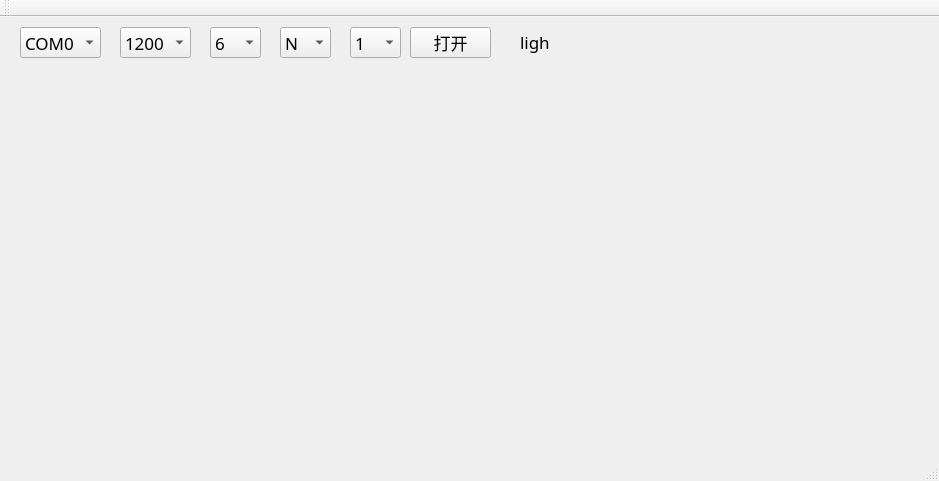
First picture: the form in mainwindow.ui, repository novice0910/debug, before the edit.
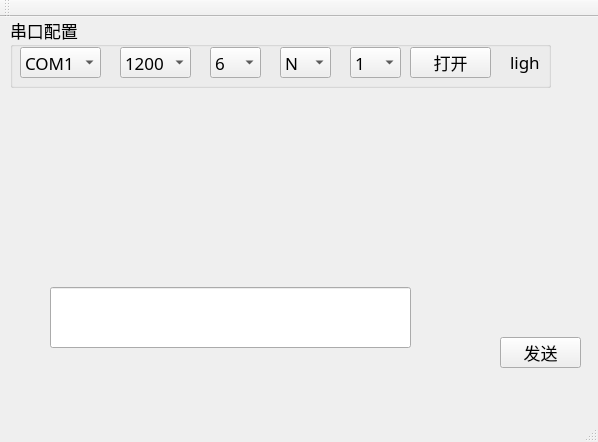
Second picture: the form after the edit.

```diff
--- a/mainwindow.ui
+++ b/mainwindow.ui
@@ -6,8 +6,8 @@
    <rect>
     <x>0</x>
     <y>0</y>
-    <width>939</width>
-    <height>481</height>
+    <width>598</width>
+    <height>442</height>
    </rect>
   </property>
   <property name="font">
@@ -20,11 +20,106 @@
    <string>MainWindow</string>
   </property>
   <widget class="QWidget" name="centralWidget">
+   <widget class="QGroupBox" name="groupBox">
+    <property name="geometry">
+     <rect>
+      <x>10</x>
+      <y>0</y>
+      <width>541</width>
+      <height>71</height>
+     </rect>
+    </property>
+    <property name="title">
+     <string>串口配置</string>
+    </property>
+    <widget class="QLabel" name="labLight">
+     <property name="geometry">
+      <rect>
+       <x>500</x>
+       <y>30</y>
+       <width>30</width>
+       <height>30</height>
+      </rect>
+     </property>
+     <property name="text">
+      <string>light</string>
+     </property>
+    </widget>
+    <widget class="QComboBox" name="cBoxStop">
+     <property name="geometry">
+      <rect>
+       <x>340</x>
+       <y>30</y>
+       <width>51</width>
+       <height>31</height>
+      </rect>
+     </property>
+     <property name="font">
+      <font>
+       <family>黑体</family>
+       <pointsize>13</pointsize>
+      </font>
+     </property>
+     <item>
+      <property name="text">
+       <string>1</string>
+      </property>
+     </item>
+     <item>
+      <property name="text">
+       <string>2</string>
+      </property>
+     </item>
+    </widget>
+    <widget class="QComboBox" name="cBoxDataBits">
+     <property name="geometry">
+      <rect>
+       <x>200</x>
+       <y>30</y>
+       <width>51</width>
+       <height>31</height>
+      </rect>
+     </property>
+     <property name="font">
+      <font>
+       <family>黑体</family>
+       <pointsize>13</pointsize>
+      </font>
+     </property>
+     <item>
+      <property name="text">
+       <string>6</string>
+      </property>
+     </item>
+     <item>
+      <property name="text">
+       <string>7</string>
+      </property>
+     </item>
+     <item>
+      <property name="text">
+       <string>8</string>
+      </property>
+     </item>
+    </widget>
+    <widget class="QPushButton" name="btnOnOff">
+     <property name="geometry">
+      <rect>
+       <x>400</x>
+       <y>30</y>
+       <width>81</width>
+       <height>31</height>
+      </rect>
+     </property>
+     <property name="text">
+      <string>打开</string>
+     </property>
+    </widget>
    <widget class="QComboBox" name="cBoxPort">
     <property name="geometry">
      <rect>
-      <x>20</x>
-      <y>10</y>
+       <x>10</x>
+       <y>30</y>
       <width>81</width>
       <height>31</height>
      </rect>
@@ -35,11 +130,6 @@
       <pointsize>13</pointsize>
      </font>
     </property>
-    <item>
-     <property name="text">
-      <string>COM0</string>
-     </property>
-    </item>
     <item>
      <property name="text">
       <string>COM1</string>
@@ -76,11 +166,42 @@
      </property>
     </item>
    </widget>
+    <widget class="QComboBox" name="cBoxParity">
+     <property name="geometry">
+      <rect>
+       <x>270</x>
+       <y>30</y>
+       <width>51</width>
+       <height>31</height>
+      </rect>
+     </property>
+     <property name="font">
+      <font>
+       <family>黑体</family>
+       <pointsize>13</pointsize>
+      </font>
+     </property>
+     <item>
+      <property name="text">
+       <string>N</string>
+      </property>
+     </item>
+     <item>
+      <property name="text">
+       <string>E</string>
+      </property>
+     </item>
+     <item>
+      <property name="text">
+       <string>O</string>
+      </property>
+     </item>
+    </widget>
    <widget class="QComboBox" name="cBoxBaud">
     <property name="geometry">
      <rect>
-      <x>120</x>
-      <y>10</y>
+       <x>110</x>
+       <y>30</y>
       <width>71</width>
       <height>31</height>
      </rect>
@@ -132,119 +253,29 @@
      </property>
     </item>
    </widget>
-   <widget class="QComboBox" name="cBoxDataBits">
-    <property name="geometry">
-     <rect>
-      <x>210</x>
-      <y>10</y>
-      <width>51</width>
-      <height>31</height>
-     </rect>
-    </property>
-    <property name="font">
-     <font>
-      <family>黑体</family>
-      <pointsize>13</pointsize>
-     </font>
-    </property>
-    <item>
-     <property name="text">
-      <string>6</string>
-     </property>
-    </item>
-    <item>
-     <property name="text">
-      <string>7</string>
-     </property>
-    </item>
-    <item>
-     <property name="text">
-      <string>8</string>
-     </property>
-    </item>
    </widget>
-   <widget class="QComboBox" name="cBoxParity">
+   <widget class="QPushButton" name="btnSend">
     <property name="geometry">
      <rect>
-      <x>280</x>
-      <y>10</y>
-      <width>51</width>
-      <height>31</height>
-     </rect>
-    </property>
-    <property name="font">
-     <font>
-      <family>黑体</family>
-      <pointsize>13</pointsize>
-     </font>
-    </property>
-    <item>
-     <property name="text">
-      <string>N</string>
-     </property>
-    </item>
-    <item>
-     <property name="text">
-      <string>E</string>
-     </property>
-    </item>
-    <item>
-     <property name="text">
-      <string>O</string>
-     </property>
-    </item>
-   </widget>
-   <widget class="QComboBox" name="cBoxStop">
-    <property name="geometry">
-     <rect>
-      <x>350</x>
-      <y>10</y>
-      <width>51</width>
-      <height>31</height>
-     </rect>
-    </property>
-    <property name="font">
-     <font>
-      <family>黑体</family>
-      <pointsize>13</pointsize>
-     </font>
-    </property>
-    <item>
-     <property name="text">
-      <string>1</string>
-     </property>
-    </item>
-    <item>
-     <property name="text">
-      <string>2</string>
-     </property>
-    </item>
-   </widget>
-   <widget class="QPushButton" name="btnOnOff">
-    <property name="geometry">
-     <rect>
-      <x>410</x>
-      <y>10</y>
+      <x>500</x>
+      <y>320</y>
       <width>81</width>
       <height>31</height>
      </rect>
     </property>
     <property name="text">
-     <string>打开</string>
+     <string>发送</string>
     </property>
    </widget>
-   <widget class="QLabel" name="labLight">
+   <widget class="QLineEdit" name="lineEdit">
     <property name="geometry">
      <rect>
-      <x>520</x>
-      <y>10</y>
-      <width>30</width>
-      <height>30</height>
+      <x>50</x>
+      <y>270</y>
+      <width>361</width>
+      <height>61</height>
      </rect>
     </property>
-    <property name="text">
-     <string>light</string>
-    </property>
    </widget>
   </widget>
   <widget class="QToolBar" name="mainToolBar">
```
Left out of the diff: 4 changed lines with no effect on the pictures. Lines whose indentation alone changed are shown as unchanged.
